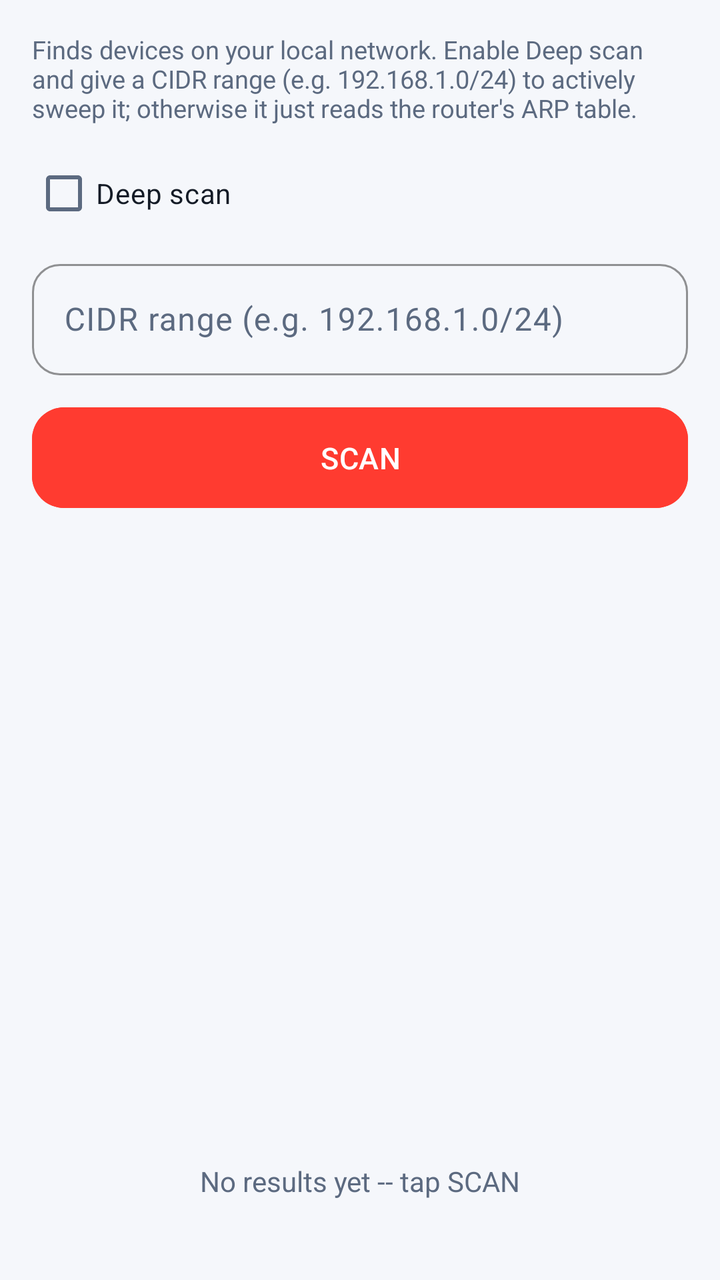
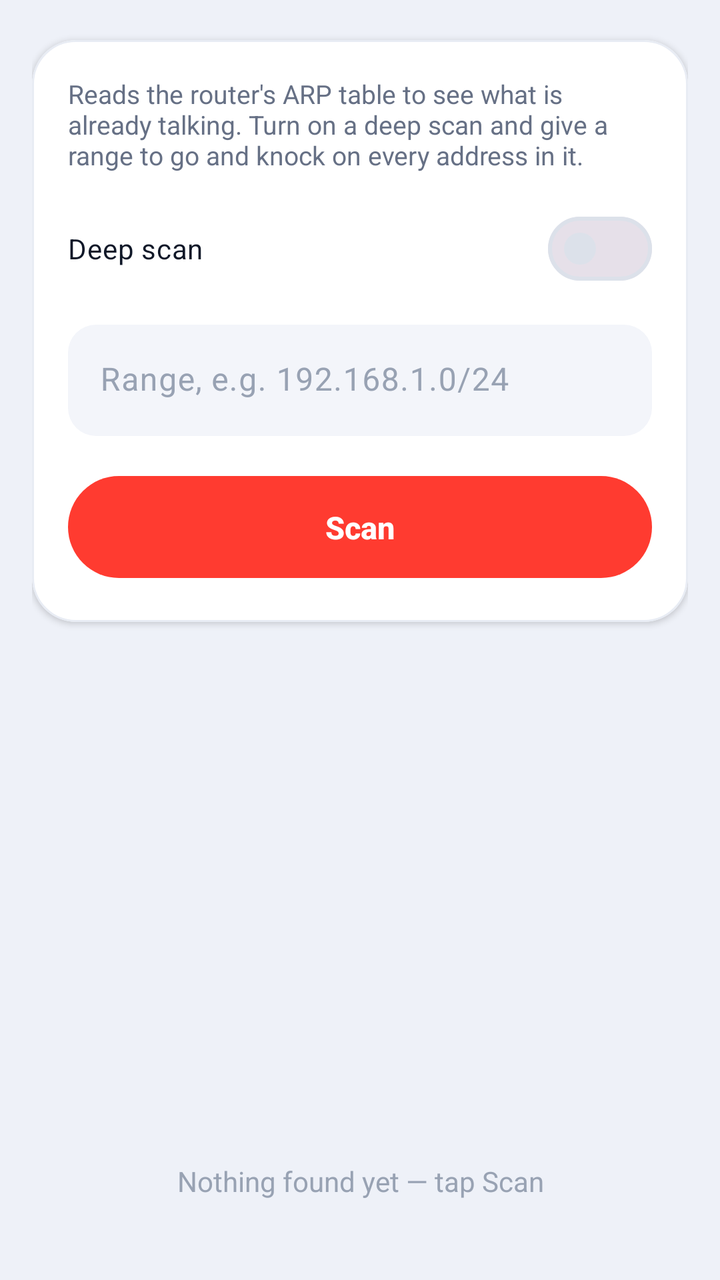

Before-and-after screenshots of an Android layout around one commit, followed by the original layout XML and the change that was made.
<!-- AndroidManifest.xml: application theme Theme.ItGuyAssets -->
<!-- res/layout/fragment_network_scan.xml -->
<?xml version="1.0" encoding="utf-8"?>
<LinearLayout xmlns:android="http://schemas.android.com/apk/res/android"
    xmlns:app="http://schemas.android.com/apk/res-auto"
    android:layout_width="match_parent"
    android:layout_height="match_parent"
    android:orientation="vertical"
    android:background="@color/bg">

    <LinearLayout
        android:layout_width="match_parent"
        android:layout_height="wrap_content"
        android:orientation="vertical"
        android:padding="16dp">

        <TextView
            android:layout_width="match_parent"
            android:layout_height="wrap_content"
            android:text="Finds devices on your local network. Enable Deep scan and give a CIDR range (e.g. 192.168.1.0/24) to actively sweep it; otherwise it just reads the router's ARP table."
            android:textColor="@color/muted"
            android:textSize="12.5sp"
            android:layout_marginBottom="10dp" />

        <CheckBox
            android:id="@+id/deepScanCheck"
            android:layout_width="wrap_content"
            android:layout_height="wrap_content"
            android:text="Deep scan"
            android:textColor="@color/text" />

        <com.google.android.material.textfield.TextInputLayout
            android:layout_width="match_parent"
            android:layout_height="wrap_content"
            android:layout_marginTop="6dp"
            style="@style/DarkInputLayout"
            android:hint="CIDR range (e.g. 192.168.1.0/24)">
            <com.google.android.material.textfield.TextInputEditText
                android:id="@+id/prefixInput"
                android:layout_width="match_parent"
                android:layout_height="wrap_content"
                android:textColor="@color/text" />
        </com.google.android.material.textfield.TextInputLayout>

        <com.google.android.material.button.MaterialButton
            android:id="@+id/scanBtn"
            android:layout_width="match_parent"
            android:layout_height="wrap_content"
            android:layout_marginTop="12dp"
            android:backgroundTint="@color/accent"
            android:text="SCAN" />
    </LinearLayout>

    <TextView
        android:id="@+id/scanStatus"
        android:layout_width="match_parent"
        android:layout_height="wrap_content"
        android:paddingHorizontal="16dp"
        android:paddingBottom="8dp"
        android:textColor="@color/muted"
        android:textSize="12.5sp" />

    <androidx.recyclerview.widget.RecyclerView
        android:id="@+id/recycler"
        android:layout_width="match_parent"
        android:layout_height="0dp"
        android:layout_weight="1" />

    <TextView
        android:id="@+id/emptyText"
        android:layout_width="match_parent"
        android:layout_height="wrap_content"
        android:padding="40dp"
        android:gravity="center"
        android:textColor="@color/muted"
        android:text="No results yet -- tap SCAN"
        android:visibility="visible" />
</LinearLayout>
<!-- resources referenced by this layout -->
<resources>
  <style name="DarkInputLayout" parent="Widget.Material3.TextInputLayout.OutlinedBox">
          <item name="boxStrokeColor">@color/accent</item>
          <item name="boxCornerRadiusTopStart">14dp</item>
          <item name="boxCornerRadiusTopEnd">14dp</item>
          <item name="boxCornerRadiusBottomStart">14dp</item>
          <item name="boxCornerRadiusBottomEnd">14dp</item>
          <item name="hintTextColor">@color/muted</item>
          <item name="android:textColorHint">@color/muted</item>
      </style>
  <style name="Base.Theme.ItGuyAssets" parent="Theme.Material3.DayNight.NoActionBar">
          <item name="colorPrimary">@color/accent</item>
          <item name="colorOnPrimary">@color/on_accent</item>
          <item name="colorPrimaryContainer">@color/accent_container</item>
          <item name="colorOnPrimaryContainer">@color/accent</item>
          <item name="colorSecondary">@color/accent</item>
          <item name="colorSecondaryContainer">@color/accent_container</item>
          <item name="colorOnSecondaryContainer">@color/accent</item>
          <item name="android:colorBackground">@color/bg</item>
          <item name="colorSurface">@color/surface</item>
          
          <item name="elevationOverlayEnabled">false</item>
          <item name="colorSurfaceVariant">@color/surface_variant</item>
          <item name="colorOnSurface">@color/text</item>
          <item name="colorOnSurfaceVariant">@color/muted</item>
          <item name="colorOutline">@color/outline</item>
          <item name="android:windowBackground">@color/bg</item>
          <item name="android:statusBarColor">@color/bg</item>
          <item name="android:navigationBarColor">@color/bg</item>
          
          <item name="materialButtonStyle">@style/Button.IT</item>
          <item name="materialCardViewStyle">@style/Card</item>
          <item name="floatingActionButtonStyle">@style/FabPrimary</item>
      </style>
  <!-- unchanged entries left out for length: 15 -->
</resources>

<!-- the commit's change to res/layout/fragment_network_scan.xml (unified diff, before → after) -->
@@ -3,74 +3,86 @@
     xmlns:app="http://schemas.android.com/apk/res-auto"
     android:layout_width="match_parent"
     android:layout_height="match_parent"
-    android:orientation="vertical"
-    android:background="@color/bg">
+    android:background="@color/page"
+    android:orientation="vertical">
 
     <LinearLayout
         android:layout_width="match_parent"
         android:layout_height="wrap_content"
         android:orientation="vertical"
-        android:padding="16dp">
+        android:paddingStart="16dp"
+        android:paddingEnd="16dp"
+        android:paddingTop="6dp">
+
+        <com.google.android.material.card.MaterialCardView style="@style/Card">
+            <LinearLayout
+                android:layout_width="match_parent"
+                android:layout_height="wrap_content"
+                android:orientation="vertical"
+                android:padding="18dp">
+
+                <TextView
+                    style="@style/BodySoft"
+                    android:layout_width="match_parent"
+                    android:text="Reads the router's ARP table to see what is already talking. Turn on a deep scan and give a range to go and knock on every address in it." />
+
+                <com.google.android.material.materialswitch.MaterialSwitch
+                    android:id="@+id/deepScanCheck"
+                    android:layout_width="match_parent"
+                    android:layout_height="wrap_content"
+                    android:layout_marginTop="14dp"
+                    android:text="Deep scan"
+                    android:textColor="@color/text_strong"
+                    android:textSize="14sp" />
+
+                <com.google.android.material.textfield.TextInputLayout
+                    style="@style/Field"
+                    android:layout_width="match_parent"
+                    android:layout_height="wrap_content"
+                    android:layout_marginTop="14dp"
+                    android:hint="Range, e.g. 192.168.1.0/24">
+                    <com.google.android.material.textfield.TextInputEditText
+                        android:id="@+id/prefixInput"
+                        android:layout_width="match_parent"
+                        android:layout_height="wrap_content"
+                        android:maxLines="1"
+                        android:textColor="@color/text_strong" />
+                </com.google.android.material.textfield.TextInputLayout>
+
+                <com.google.android.material.button.MaterialButton
+                    android:id="@+id/scanBtn"
+                    style="@style/ButtonPill"
+                    android:layout_width="match_parent"
+                    android:layout_height="wrap_content"
+                    android:layout_marginTop="16dp"
+                    android:text="Scan" />
+            </LinearLayout>
+        </com.google.android.material.card.MaterialCardView>
 
         <TextView
+            android:id="@+id/scanStatus"
             android:layout_width="match_parent"
             android:layout_height="wrap_content"
-            android:text="Finds devices on your local network. Enable Deep scan and give a CIDR range (e.g. 192.168.1.0/24) to actively sweep it; otherwise it just reads the router's ARP table."
-            android:textColor="@color/muted"
-            android:textSize="12.5sp"
-            android:layout_marginBottom="10dp" />
-
-        <CheckBox
-            android:id="@+id/deepScanCheck"
-            android:layout_width="wrap_content"
-            android:layout_height="wrap_content"
-            android:text="Deep scan"
-            android:textColor="@color/text" />
-
-        <com.google.android.material.textfield.TextInputLayout
-            android:layout_width="match_parent"
-            android:layout_height="wrap_content"
-            android:layout_marginTop="6dp"
-            style="@style/DarkInputLayout"
-            android:hint="CIDR range (e.g. 192.168.1.0/24)">
-            <com.google.android.material.textfield.TextInputEditText
-                android:id="@+id/prefixInput"
-                android:layout_width="match_parent"
-                android:layout_height="wrap_content"
-                android:textColor="@color/text" />
-        </com.google.android.material.textfield.TextInputLayout>
-
-        <com.google.android.material.button.MaterialButton
-            android:id="@+id/scanBtn"
-            android:layout_width="match_parent"
-            android:layout_height="wrap_content"
-            android:layout_marginTop="12dp"
-            android:backgroundTint="@color/accent"
-            android:text="SCAN" />
+            android:layout_marginTop="14dp"
+            android:textColor="@color/text_soft"
+            android:textSize="12.5sp" />
     </LinearLayout>
-
-    <TextView
-        android:id="@+id/scanStatus"
-        android:layout_width="match_parent"
-        android:layout_height="wrap_content"
-        android:paddingHorizontal="16dp"
-        android:paddingBottom="8dp"
-        android:textColor="@color/muted"
-        android:textSize="12.5sp" />
 
     <androidx.recyclerview.widget.RecyclerView
         android:id="@+id/recycler"
         android:layout_width="match_parent"
         android:layout_height="0dp"
-        android:layout_weight="1" />
+        android:layout_weight="1"
+        android:clipToPadding="false"
+        android:paddingTop="8dp"
+        android:paddingBottom="24dp" />
 
     <TextView
         android:id="@+id/emptyText"
         android:layout_width="match_parent"
         android:layout_height="wrap_content"
+        android:gravity="center"
         android:padding="40dp"
-        android:gravity="center"
-        android:textColor="@color/muted"
-        android:text="No results yet -- tap SCAN"
-        android:visibility="visible" />
+        android:text="Nothing found yet — tap Scan"
+        android:textColor="@color/text_faint" />
 </LinearLayout>
<!-- resource entries referenced after the edit -->
@@ -1,14 +1,38 @@
 <!-- resources referenced by this layout -->
 <resources>
-  <style name="DarkInputLayout" parent="Widget.Material3.TextInputLayout.OutlinedBox">
+  <color name="page">#EEF1F8</color>
+  <color name="text_faint">#98A2B3</color>
+  <color name="text_soft">#667085</color>
+  <color name="text_strong">#101828</color>
+  <style name="BodySoft">
+          <item name="android:layout_width">wrap_content</item>
+          <item name="android:layout_height">wrap_content</item>
+          <item name="android:textColor">@color/text_soft</item>
+          <item name="android:textSize">13sp</item>
+      </style>
+  <style name="ButtonPill" parent="Widget.Material3.Button">
+          <item name="cornerRadius">28dp</item>
+          <item name="android:minHeight">54dp</item>
+          <item name="android:paddingTop">15dp</item>
+          <item name="android:paddingBottom">15dp</item>
+          <item name="android:textAllCaps">false</item>
+          <item name="android:textSize">15.5sp</item>
+          <item name="android:textStyle">bold</item>
+          <item name="android:letterSpacing">0</item>
+      </style>
+  <style name="Field" parent="Widget.Material3.TextInputLayout.FilledBox">
+          <item name="boxBackgroundColor">@color/field_fill</item>
           <item name="boxStrokeColor">@color/accent</item>
+          <item name="boxStrokeWidth">0dp</item>
+          <item name="boxStrokeWidthFocused">2dp</item>
           <item name="boxCornerRadiusTopStart">14dp</item>
           <item name="boxCornerRadiusTopEnd">14dp</item>
           <item name="boxCornerRadiusBottomStart">14dp</item>
           <item name="boxCornerRadiusBottomEnd">14dp</item>
-          <item name="hintTextColor">@color/muted</item>
-          <item name="android:textColorHint">@color/muted</item>
+          <item name="hintTextColor">@color/text_soft</item>
+          <item name="android:textColorHint">@color/text_faint</item>
       </style>
+  <color name="field_fill">#F3F5FA</color>
   <style name="Base.Theme.ItGuyAssets" parent="Theme.Material3.DayNight.NoActionBar">
           <item name="colorPrimary">@color/accent</item>
           <item name="colorOnPrimary">@color/on_accent</item>
@@ -32,6 +56,38 @@
           <item name="materialButtonStyle">@style/Button.IT</item>
           <item name="materialCardViewStyle">@style/Card</item>
           <item name="floatingActionButtonStyle">@style/FabPrimary</item>
+          <item name="materialAlertDialogTheme">@style/DialogTheme</item>
+          <item name="alertDialogTheme">@style/DialogTheme</item>
+      </style>
+  <style name="DialogTheme" parent="ThemeOverlay.Material3.MaterialAlertDialog">
+          <item name="alertDialogStyle">@style/DialogBody</item>
+          <item name="android:windowMinWidthMajor">88%</item>
+          <item name="android:windowMinWidthMinor">88%</item>
+          <item name="colorSurface">@color/card</item>
+          <item name="android:colorBackground">@color/card</item>
+          <item name="materialAlertDialogTitleTextStyle">@style/DialogTitle</item>
+          <item name="buttonBarPositiveButtonStyle">@style/DialogButton</item>
+          <item name="buttonBarNegativeButtonStyle">@style/DialogButton</item>
+          <item name="buttonBarNeutralButtonStyle">@style/DialogButton</item>
+      </style>
+  <style name="DialogBody" parent="MaterialAlertDialog.Material3">
+          <item name="backgroundTint">@color/card</item>
+          <item name="shapeAppearanceOverlay">@style/DialogShape</item>
+      </style>
+  <style name="DialogTitle" parent="MaterialAlertDialog.Material3.Title.Text">
+          <item name="android:textColor">@color/text_strong</item>
+          <item name="android:textSize">19sp</item>
+          <item name="android:textStyle">bold</item>
+      </style>
+  <style name="DialogButton" parent="Widget.Material3.Button.TextButton.Dialog">
+          <item name="android:textColor">@color/accent</item>
+          <item name="android:textAllCaps">false</item>
+          <item name="android:textSize">14.5sp</item>
+          <item name="android:textStyle">bold</item>
+      </style>
+  <style name="DialogShape">
+          <item name="cornerFamily">rounded</item>
+          <item name="cornerSize">26dp</item>
       </style>
   <!-- unchanged entries left out for length: 15 -->
 </resources>
